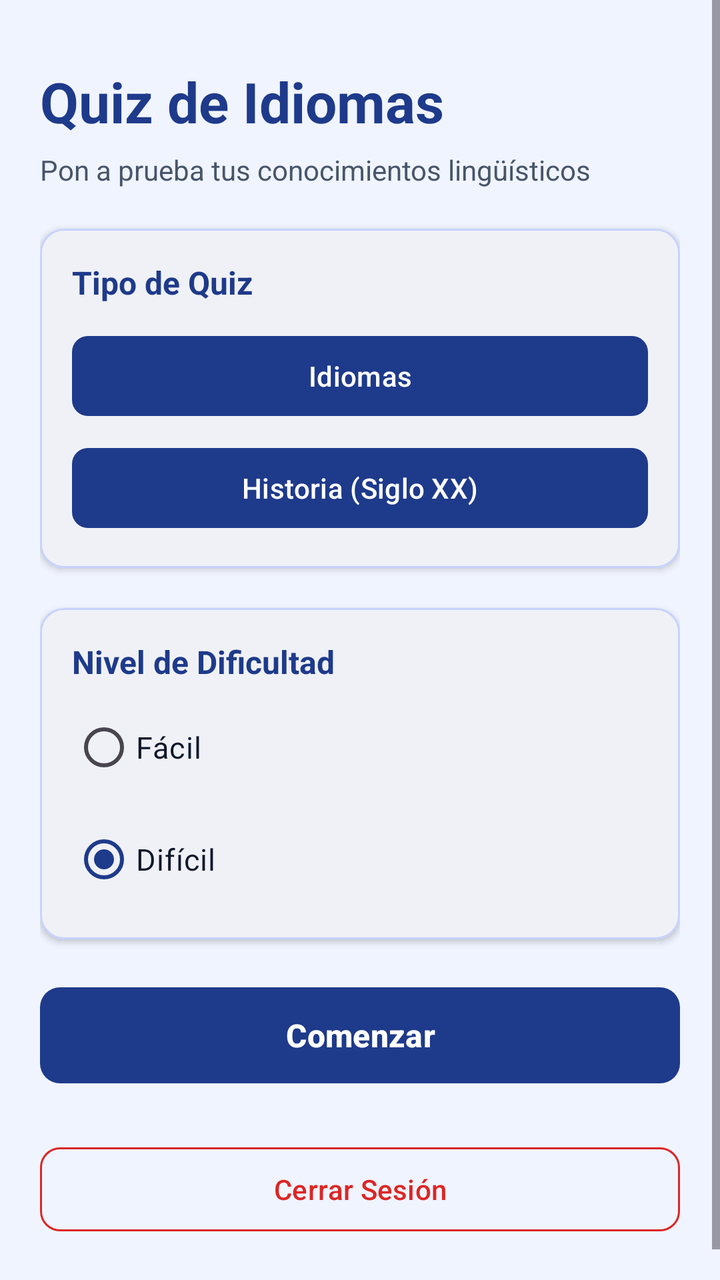
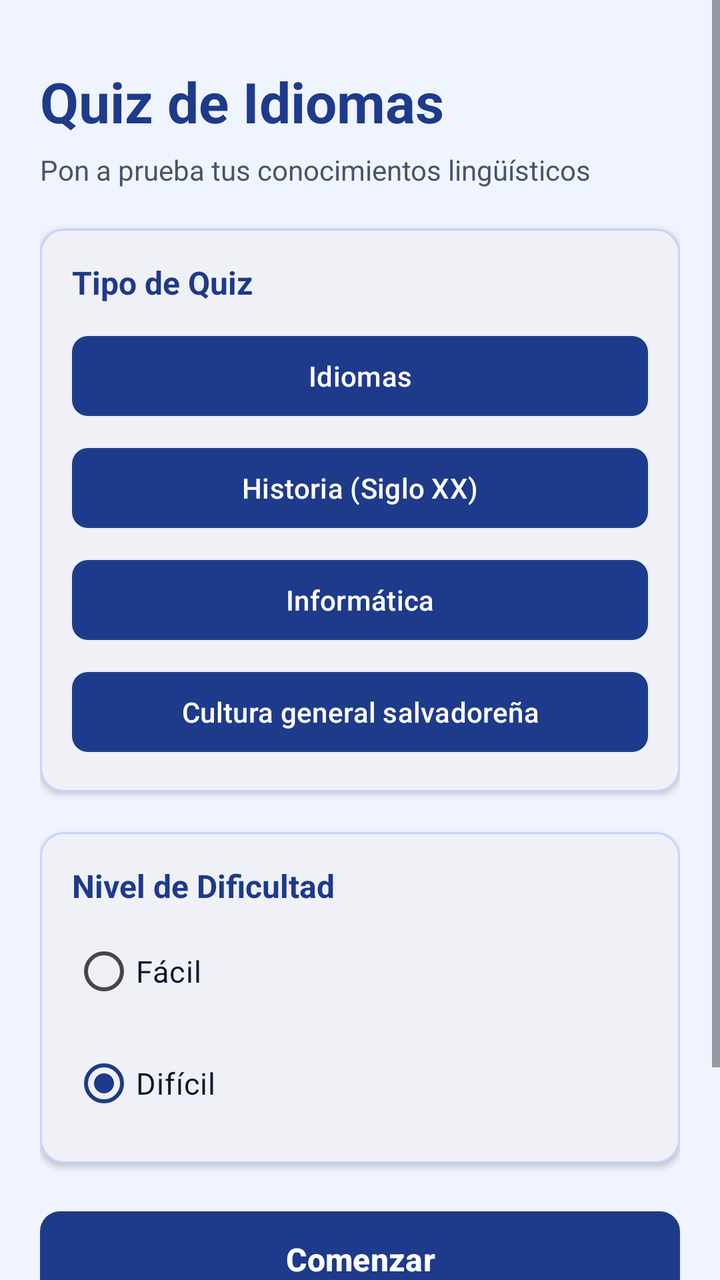

An Android layout rendered at two revisions. The XML below is the earlier revision; the diff shows what the commit changed to produce the second picture.
<!-- AndroidManifest.xml: application theme Theme.Desafio2DSM -->
<!-- res/layout/activity_welcome.xml -->
<?xml version="1.0" encoding="utf-8"?>
<ScrollView xmlns:android="http://schemas.android.com/apk/res/android"
    xmlns:app="http://schemas.android.com/apk/res-auto"
    android:layout_width="match_parent"
    android:layout_height="match_parent"
    android:fillViewport="true"
    android:background="@color/background_light">

    <LinearLayout
        android:layout_width="match_parent"
        android:layout_height="wrap_content"
        android:orientation="vertical"
        android:padding="20dp">

        <TextView
            android:id="@+id/tvTituloBienvenida"
            android:layout_width="match_parent"
            android:layout_height="wrap_content"
            android:text="Quiz de Idiomas"
            android:textSize="28sp"
            android:textStyle="bold"
            android:textColor="@color/primary_dark_blue"
            android:textAlignment="center"
            android:layout_marginTop="12dp"
            android:layout_marginBottom="6dp" />

        <TextView
            android:id="@+id/tvSubtituloBienvenida"
            android:layout_width="match_parent"
            android:layout_height="wrap_content"
            android:text="Pon a prueba tus conocimientos lingüísticos"
            android:textSize="14sp"
            android:textColor="@color/text_secondary"
            android:textAlignment="center"
            android:layout_marginBottom="20dp" />

        <com.google.android.material.card.MaterialCardView
            android:layout_width="match_parent"
            android:layout_height="wrap_content"
            android:layout_marginBottom="20dp"
            app:cardCornerRadius="12dp"
            app:cardElevation="2dp"
            app:cardBackgroundColor="@color/surface_white"
            app:strokeWidth="1dp"
            app:strokeColor="@color/border_color">

            <LinearLayout
                android:layout_width="match_parent"
                android:layout_height="wrap_content"
                android:orientation="vertical"
                android:padding="16dp">

                <TextView
                    android:layout_width="match_parent"
                    android:layout_height="wrap_content"
                    android:text="Tipo de Quiz"
                    android:textSize="16sp"
                    android:textStyle="bold"
                    android:textColor="@color/primary_dark_blue"
                    android:layout_marginBottom="12dp" />

                <com.google.android.material.button.MaterialButton
                    android:id="@+id/btnIdiomas"
                    android:layout_width="match_parent"
                    android:layout_height="48dp"
                    android:text="Idiomas"
                    android:textSize="14sp"
                    android:textAllCaps="false"
                    android:layout_marginBottom="8dp"
                    app:cornerRadius="8dp" />

                <com.google.android.material.button.MaterialButton
                    android:id="@+id/btnHistoria"
                    android:layout_width="match_parent"
                    android:layout_height="48dp"
                    android:text="Historia (Siglo XX)"
                    android:textSize="14sp"
                    android:textAllCaps="false"
                    app:cornerRadius="8dp" />

            </LinearLayout>

        </com.google.android.material.card.MaterialCardView>

        <com.google.android.material.card.MaterialCardView
            android:layout_width="match_parent"
            android:layout_height="wrap_content"
            android:layout_marginBottom="20dp"
            app:cardCornerRadius="12dp"
            app:cardElevation="2dp"
            app:cardBackgroundColor="@color/surface_white"
            app:strokeWidth="1dp"
            app:strokeColor="@color/border_color">

            <LinearLayout
                android:layout_width="match_parent"
                android:layout_height="wrap_content"
                android:orientation="vertical"
                android:padding="16dp">

                <TextView
                    android:layout_width="match_parent"
                    android:layout_height="wrap_content"
                    android:text="Nivel de Dificultad"
                    android:textSize="16sp"
                    android:textStyle="bold"
                    android:textColor="@color/primary_dark_blue"
                    android:layout_marginBottom="8dp" />

                <RadioGroup
                    android:id="@+id/rgDificultad"
                    android:layout_width="match_parent"
                    android:layout_height="wrap_content"
                    android:orientation="vertical">

                    <RadioButton
                        android:id="@+id/rbFacil"
                        android:layout_width="match_parent"
                        android:layout_height="wrap_content"
                        android:text="Fácil"
                        android:textColor="@color/text_primary"
                        android:textSize="15sp"
                        android:layout_marginBottom="8dp" />

                    <RadioButton
                        android:id="@+id/rbDificil"
                        android:layout_width="match_parent"
                        android:layout_height="wrap_content"
                        android:checked="true"
                        android:text="Difícil"
                        android:textColor="@color/text_primary"
                        android:textSize="15sp" />

                </RadioGroup>

            </LinearLayout>

        </com.google.android.material.card.MaterialCardView>

        <com.google.android.material.button.MaterialButton
            android:id="@+id/btnComenzar"
            android:layout_width="match_parent"
            android:layout_height="56dp"
            android:text="Comenzar"
            android:textSize="16sp"
            android:textStyle="bold"
            android:textAllCaps="false"
            android:layout_marginBottom="24dp"
            app:cornerRadius="10dp" />

        <com.google.android.material.button.MaterialButton
            android:id="@+id/btnCerrarSesion"
            style="@style/Widget.Material3.Button.OutlinedButton"
            android:layout_width="match_parent"
            android:layout_height="50dp"
            android:text="Cerrar Sesión"
            android:textSize="14sp"
            android:textAllCaps="false"
            android:textColor="@color/error_red"
            app:strokeColor="@color/error_red"
            app:cornerRadius="10dp"
            android:layout_marginBottom="16dp" />

    </LinearLayout>

</ScrollView>
<!-- resources referenced by this layout -->
<resources>
  <color name="background_light">#F0F4FF</color>
  <color name="border_color">#C7D2FE</color>
  <color name="error_red">#DC2626</color>
  <color name="primary_dark_blue">#1E3A8A</color>
  <color name="surface_white">#FFFFFF</color>
  <color name="text_primary">#0F172A</color>
  <color name="text_secondary">#475569</color>
  <style name="Theme.Desafio2DSM" parent="Base.Theme.Desafio2DSM" />
  <style name="Base.Theme.Desafio2DSM" parent="Theme.Material3.DayNight.NoActionBar">
          
          <item name="colorPrimary">@color/primary_dark_blue</item>
          <item name="colorOnPrimary">@color/surface_white</item>
          <item name="colorPrimaryContainer">@color/light_blue_bg</item>
          <item name="colorOnPrimaryContainer">@color/primary_dark_blue</item>
  
          <item name="colorSecondary">@color/tertiary_blue</item>
          <item name="colorOnSecondary">@color/surface_white</item>
          <item name="colorSecondaryContainer">@color/light_blue_bg</item>
          <item name="colorOnSecondaryContainer">@color/secondary_dark_blue</item>
  
          <item name="colorTertiary">@color/tertiary_blue</item>
          <item name="colorOnTertiary">@color/surface_white</item>
  
          <item name="android:colorBackground">@color/background_light</item>
          <item name="colorSurface">@color/surface_white</item>
          <item name="colorOnSurface">@color/text_primary</item>
  
          <item name="colorError">@color/error_red</item>
          <item name="colorOnError">@color/surface_white</item>
      </style>
  <color name="light_blue_bg">#E0E7FF</color>
  <color name="tertiary_blue">#3B82F6</color>
  <color name="secondary_dark_blue">#0F172A</color>
</resources>

<!-- the commit's change to res/layout/activity_welcome.xml (unified diff, before → after) -->
@@ -76,6 +76,26 @@
                     android:text="Historia (Siglo XX)"
                     android:textSize="14sp"
                     android:textAllCaps="false"
+                    app:cornerRadius="8dp" />
+
+                <com.google.android.material.button.MaterialButton
+                    android:id="@+id/btnInformatica"
+                    android:layout_width="match_parent"
+                    android:layout_height="48dp"
+                    android:text="Informática"
+                    android:textSize="14sp"
+                    android:textAllCaps="false"
+                    android:layout_marginTop="8dp"
+                    app:cornerRadius="8dp" />
+
+                <com.google.android.material.button.MaterialButton
+                    android:id="@+id/btnCulturaSalvadorena"
+                    android:layout_width="match_parent"
+                    android:layout_height="48dp"
+                    android:text="Cultura general salvadoreña"
+                    android:textSize="14sp"
+                    android:textAllCaps="false"
+                    android:layout_marginTop="8dp"
                     app:cornerRadius="8dp" />
 
             </LinearLayout>
